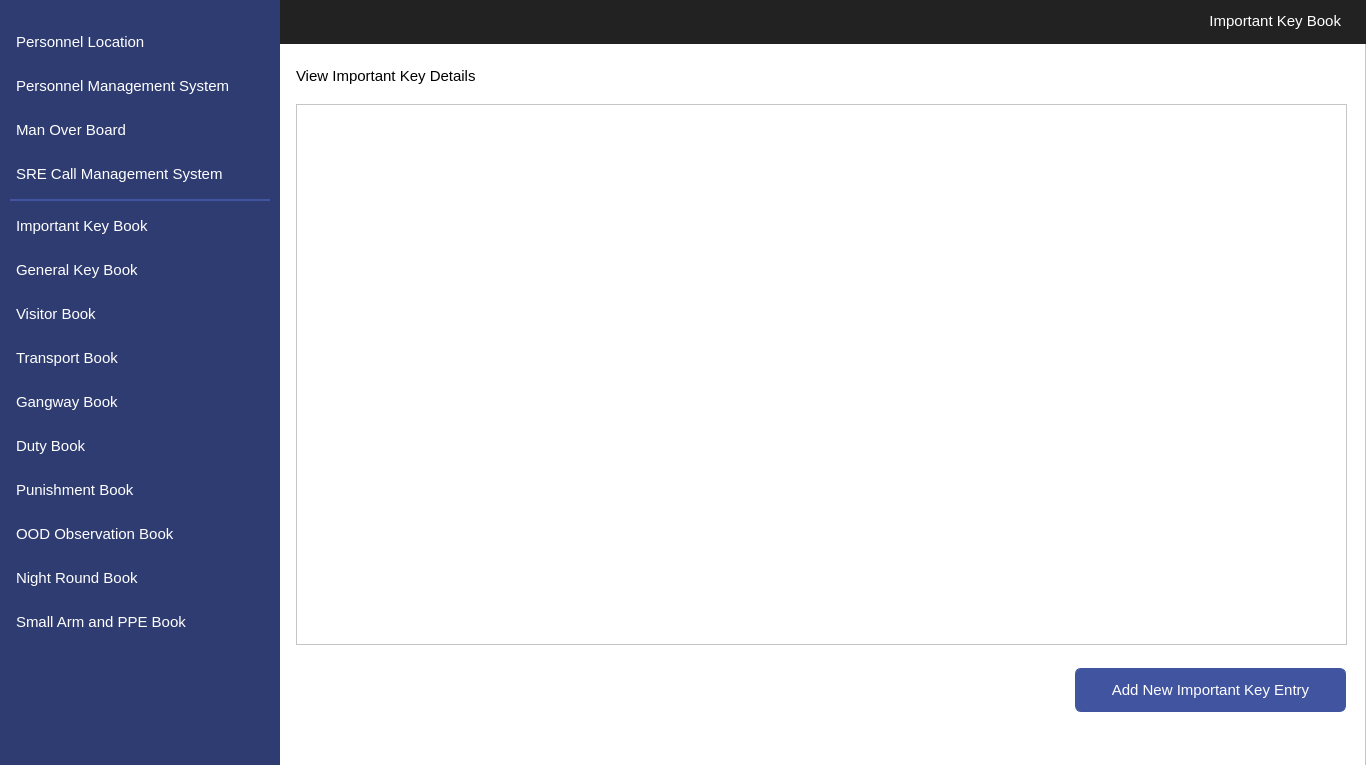
First picture: the form in Interfaces/ViewImpKey.ui, repository MuhammadUsamax123/IndoorPositioning, before the edit.
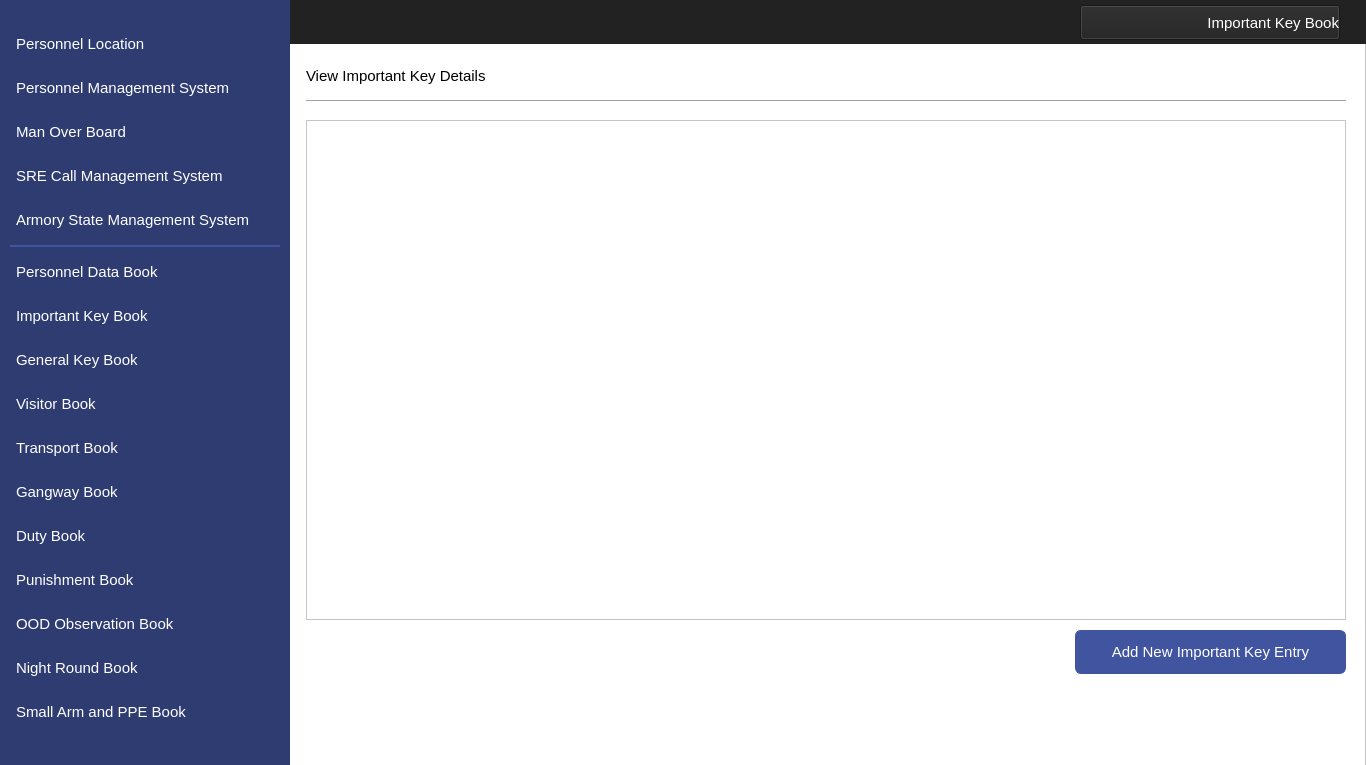
Second picture: the form after the edit. Icons and pictures are not drawn.

Commit message: All Data Entry Interfaces Completed. Started Working on Management Interfaces.

Diff of the .ui file:
```diff
--- a/Interfaces/ViewImpKey.ui
+++ b/Interfaces/ViewImpKey.ui
@@ -37,7 +37,7 @@
       <rect>
        <x>0</x>
        <y>0</y>
-       <width>280</width>
+       <width>290</width>
        <height>768</height>
       </rect>
      </property>
@@ -66,116 +66,12 @@
       <string/>
      </property>
     </widget>
-    <widget class="QLabel" name="label_3">
-     <property name="geometry">
-      <rect>
-       <x>1120</x>
-       <y>5</y>
-       <width>221</width>
-       <height>31</height>
-      </rect>
-     </property>
-     <property name="font">
-      <font>
-       <family>Segoe UI</family>
-       <pointsize>11</pointsize>
-      </font>
-     </property>
-     <property name="styleSheet">
-      <string notr="true">color: #ffffff;
-background-color: #222222;
-font-size: 11pt</string>
-     </property>
-     <property name="text">
-      <string>Important Key Book</string>
-     </property>
-     <property name="alignment">
-      <set>Qt::AlignRight|Qt::AlignTrailing|Qt::AlignVCenter</set>
-     </property>
-    </widget>
-    <widget class="QPushButton" name="navAddImpKey">
-     <property name="geometry">
-      <rect>
-       <x>1075</x>
-       <y>668</y>
-       <width>271</width>
-       <height>44</height>
-      </rect>
-     </property>
-     <property name="font">
-      <font>
-       <family>Segoe UI</family>
-       <pointsize>11</pointsize>
-      </font>
-     </property>
-     <property name="cursor">
-      <cursorShape>PointingHandCursor</cursorShape>
-     </property>
-     <property name="styleSheet">
-      <string notr="true">QPushButton
-{
-    color: #ffffff;
-    background-color:#4154A0;
-    border-width: 1px;
-    border-color: #4154A0;
-    border-style: solid;
-    border-radius: 6;
-    padding: 3px;
-    font-size: 11pt;
-    padding-left: 5px;
-    padding-right: 5px;
-    min-width: 40px;
-}
-
-QPushButton:hover
-{
-    background-color:#384889
-}
-QPushButton:pressed
-{
-    background-color: #384889;
- 	border-width: 3px;
-    border-color: #5C70BC;
-    border-style: solid;
-    border-radius: 6;
-
-}</string>
-     </property>
-     <property name="text">
-      <string>Add New Important Key Entry</string>
-     </property>
-     <property name="icon">
-      <iconset>
-       <normaloff>InterfaceIcons/add.png</normaloff>InterfaceIcons/add.png</iconset>
-     </property>
-     <property name="iconSize">
-      <size>
-       <width>25</width>
-       <height>25</height>
-      </size>
-     </property>
-    </widget>
-    <widget class="QTableView" name="tblViewImpKey">
-     <property name="geometry">
-      <rect>
-       <x>296</x>
-       <y>104</y>
-       <width>1051</width>
-       <height>541</height>
-      </rect>
-     </property>
-     <property name="font">
-      <font>
-       <pointsize>11</pointsize>
-      </font>
-     </property>
-    </widget>
     <widget class="QPushButton" name="navViewPunishment">
      <property name="geometry">
       <rect>
        <x>10</x>
-       <y>468</y>
-       <width>260</width>
+       <y>558</y>
+       <width>270</width>
        <height>44</height>
       </rect>
      </property>
@@ -240,8 +136,8 @@
      <property name="geometry">
       <rect>
        <x>10</x>
-       <y>204</y>
-       <width>260</width>
+       <y>294</y>
+       <width>270</width>
        <height>44</height>
       </rect>
      </property>
@@ -275,6 +171,10 @@
 {
     background-color:#4154A0;
 }
+QPushButton:active
+{
+    background-color:#4154A0;
+}
 QPushButton:pressed
 {
     background-color: #384889;
@@ -306,8 +206,8 @@
      <property name="geometry">
       <rect>
        <x>10</x>
-       <y>248</y>
-       <width>260</width>
+       <y>338</y>
+       <width>270</width>
        <height>44</height>
       </rect>
      </property>
@@ -372,8 +272,8 @@
      <property name="geometry">
       <rect>
        <x>10</x>
-       <y>292</y>
-       <width>260</width>
+       <y>382</y>
+       <width>270</width>
        <height>44</height>
       </rect>
      </property>
@@ -407,10 +307,7 @@
 {
     background-color:#4154A0;
 }
-QPushButton:active
-{
-    background-color:#4154A0;
-}
+
 QPushButton:pressed
 {
     background-color: #384889;
@@ -441,8 +338,8 @@
      <property name="geometry">
       <rect>
        <x>10</x>
-       <y>336</y>
-       <width>260</width>
+       <y>426</y>
+       <width>270</width>
        <height>44</height>
       </rect>
      </property>
@@ -507,8 +404,8 @@
      <property name="geometry">
       <rect>
        <x>10</x>
-       <y>380</y>
-       <width>260</width>
+       <y>470</y>
+       <width>270</width>
        <height>44</height>
       </rect>
      </property>
@@ -573,8 +470,8 @@
      <property name="geometry">
       <rect>
        <x>10</x>
-       <y>424</y>
-       <width>260</width>
+       <y>514</y>
+       <width>270</width>
        <height>44</height>
       </rect>
      </property>
@@ -639,8 +536,8 @@
      <property name="geometry">
       <rect>
        <x>10</x>
-       <y>556</y>
-       <width>260</width>
+       <y>646</y>
+       <width>270</width>
        <height>44</height>
       </rect>
      </property>
@@ -705,8 +602,8 @@
      <property name="geometry">
       <rect>
        <x>10</x>
-       <y>199</y>
-       <width>260</width>
+       <y>245</y>
+       <width>270</width>
        <height>2</height>
       </rect>
      </property>
@@ -721,8 +618,8 @@
      <property name="geometry">
       <rect>
        <x>10</x>
-       <y>108</y>
-       <width>260</width>
+       <y>110</y>
+       <width>270</width>
        <height>44</height>
       </rect>
      </property>
@@ -787,8 +684,8 @@
      <property name="geometry">
       <rect>
        <x>10</x>
-       <y>20</y>
-       <width>260</width>
+       <y>22</y>
+       <width>270</width>
        <height>44</height>
       </rect>
      </property>
@@ -853,8 +750,8 @@
      <property name="geometry">
       <rect>
        <x>10</x>
-       <y>64</y>
-       <width>260</width>
+       <y>66</y>
+       <width>270</width>
        <height>44</height>
       </rect>
      </property>
@@ -919,8 +816,8 @@
      <property name="geometry">
       <rect>
        <x>10</x>
-       <y>600</y>
-       <width>260</width>
+       <y>690</y>
+       <width>270</width>
        <height>44</height>
       </rect>
      </property>
@@ -985,8 +882,8 @@
      <property name="geometry">
       <rect>
        <x>10</x>
-       <y>512</y>
-       <width>260</width>
+       <y>602</y>
+       <width>270</width>
        <height>44</height>
       </rect>
      </property>
@@ -1051,8 +948,8 @@
      <property name="geometry">
       <rect>
        <x>10</x>
-       <y>152</y>
-       <width>260</width>
+       <y>154</y>
+       <width>270</width>
        <height>44</height>
       </rect>
      </property>
@@ -1113,13 +1010,16 @@
       <bool>false</bool>
      </property>
     </widget>
-    <widget class="QLabel" name="label_6">
+    <widget class="QPushButton" name="pushButton">
+     <property name="enabled">
+      <bool>true</bool>
+     </property>
      <property name="geometry">
       <rect>
-       <x>296</x>
-       <y>60</y>
-       <width>221</width>
-       <height>31</height>
+       <x>1080</x>
+       <y>5</y>
+       <width>260</width>
+       <height>35</height>
       </rect>
      </property>
      <property name="font">
@@ -1128,19 +1028,279 @@
        <pointsize>11</pointsize>
       </font>
      </property>
-     <property name="layoutDirection">
-      <enum>Qt::LeftToRight</enum>
+     <property name="styleSheet">
+      <string notr="true"> text-align: right;
+    color: #ffffff;
+    background-color:#222222;</string>
      </property>
+     <property name="text">
+      <string>Important Key Book</string>
+     </property>
+     <property name="icon">
+      <iconset resource="../IconResource.qrc">
+       <normaloff>:/images/impKey.png</normaloff>:/images/impKey.png</iconset>
+     </property>
+     <property name="iconSize">
+      <size>
+       <width>32</width>
+       <height>32</height>
+      </size>
+     </property>
+    </widget>
+    <widget class="QPushButton" name="pushButton_2">
+     <property name="enabled">
+      <bool>true</bool>
+     </property>
+     <property name="geometry">
+      <rect>
+       <x>306</x>
+       <y>680</y>
+       <width>100</width>
+       <height>80</height>
+      </rect>
+     </property>
      <property name="styleSheet">
-      <string notr="true">color: #000000;
-background-color:#ffffff;
-font-size: 11pt</string>
+      <string notr="true"> border:1px solid #fff;
+    border-radius:4px;
+    outline:none;</string>
      </property>
      <property name="text">
-      <string>View Important Key Details</string>
+      <string/>
      </property>
-     <property name="alignment">
-      <set>Qt::AlignLeading|Qt::AlignLeft|Qt::AlignVCenter</set>
+     <property name="icon">
+      <iconset resource="../IconResource.qrc">
+       <normaloff>:/images/logoMTIP.png</normaloff>:/images/logoMTIP.png</iconset>
+     </property>
+     <property name="iconSize">
+      <size>
+       <width>200</width>
+       <height>200</height>
+      </size>
+     </property>
+    </widget>
+    <widget class="QPushButton" name="navViewPersonnel">
+     <property name="geometry">
+      <rect>
+       <x>10</x>
+       <y>250</y>
+       <width>270</width>
+       <height>44</height>
+      </rect>
+     </property>
+     <property name="font">
+      <font>
+       <family>Segoe UI</family>
+       <pointsize>11</pointsize>
+      </font>
+     </property>
+     <property name="cursor">
+      <cursorShape>PointingHandCursor</cursorShape>
+     </property>
+     <property name="styleSheet">
+      <string notr="true">QPushButton 
+{
+    text-align: left;
+    color: #ffffff;
+    background-color:#2F3C71;
+    border-width: 1px;
+    border-color: #2F3C71;
+    border-style: solid;
+    border-radius: 6;
+    padding: 3px;
+    font-size: 11pt;
+    padding-left: 5px;
+    padding-right: 5px;
+    min-width: 40px;
+}
+
+QPushButton:hover
+{
+    background-color:#4154A0;
+}
+
+QPushButton:pressed
+{
+    background-color: #384889;
+ 	border-width: 3px;
+    border-color: #5C70BC;
+    border-style: solid;
+    border-radius: 6;
+
+}</string>
+     </property>
+     <property name="text">
+      <string>Personnel Data Book</string>
+     </property>
+     <property name="icon">
+      <iconset resource="../IconResource.qrc">
+       <normaloff>:/images/personnelData.png</normaloff>:/images/personnelData.png</iconset>
+     </property>
+     <property name="iconSize">
+      <size>
+       <width>25</width>
+       <height>25</height>
+      </size>
+     </property>
+     <property name="flat">
+      <bool>false</bool>
+     </property>
+    </widget>
+    <widget class="QPushButton" name="btnAddImpKey">
+     <property name="geometry">
+      <rect>
+       <x>1075</x>
+       <y>630</y>
+       <width>271</width>
+       <height>44</height>
+      </rect>
+     </property>
+     <property name="font">
+      <font>
+       <family>Segoe UI</family>
+       <pointsize>11</pointsize>
+      </font>
+     </property>
+     <property name="cursor">
+      <cursorShape>PointingHandCursor</cursorShape>
+     </property>
+     <property name="styleSheet">
+      <string notr="true">QPushButton
+{
+    color: #ffffff;
+    background-color:#4154A0;
+    border-width: 1px;
+    border-color: #4154A0;
+    border-style: solid;
+    border-radius: 6;
+    padding: 3px;
+    font-size: 11pt;
+    padding-left: 5px;
+    padding-right: 5px;
+    min-width: 40px;
+}
+
+QPushButton:hover
+{
+    background-color:#384889
+}
+QPushButton:pressed
+{
+    background-color: #384889;
+ 	border-width: 3px;
+    border-color: #5C70BC;
+    border-style: solid;
+    border-radius: 6;
+
+}</string>
+     </property>
+     <property name="text">
+      <string>Add New Important Key Entry</string>
+     </property>
+     <property name="icon">
+      <iconset resource="../IconResource.qrc">
+       <normaloff>:/images/add.png</normaloff>:/images/add.png</iconset>
+     </property>
+     <property name="iconSize">
+      <size>
+       <width>25</width>
+       <height>25</height>
+      </size>
+     </property>
+    </widget>
+    <widget class="QPushButton" name="navViewState">
+     <property name="geometry">
+      <rect>
+       <x>10</x>
+       <y>198</y>
+       <width>270</width>
+       <height>44</height>
+      </rect>
+     </property>
+     <property name="font">
+      <font>
+       <family>Segoe UI</family>
+       <pointsize>11</pointsize>
+      </font>
+     </property>
+     <property name="cursor">
+      <cursorShape>PointingHandCursor</cursorShape>
+     </property>
+     <property name="styleSheet">
+      <string notr="true">QPushButton 
+{
+    text-align: left;
+    color: #ffffff;
+    background-color:#2F3C71;
+    border-width: 1px;
+    border-color: #2F3C71;
+    border-style: solid;
+    border-radius: 6;
+    padding: 3px;
+    font-size: 11pt;
+    padding-left: 5px;
+    padding-right: 5px;
+    min-width: 40px;
+}
+
+QPushButton:hover
+{
+    background-color:#4154A0;
+}
+QPushButton:pressed
+{
+    background-color: #384889;
+ 	border-width: 3px;
+    border-color: #5C70BC;
+    border-style: solid;
+    border-radius: 6;
+
+}</string>
+     </property>
+     <property name="text">
+      <string>Armory State Management System</string>
+     </property>
+     <property name="icon">
+      <iconset resource="../IconResource.qrc">
+       <normaloff>:/images/armoryState.png</normaloff>:/images/armoryState.png</iconset>
+     </property>
+     <property name="iconSize">
+      <size>
+       <width>25</width>
+       <height>25</height>
+      </size>
+     </property>
+     <property name="flat">
+      <bool>false</bool>
+     </property>
+    </widget>
+    <widget class="QTableView" name="tblDetails">
+     <property name="geometry">
+      <rect>
+       <x>306</x>
+       <y>120</y>
+       <width>1040</width>
+       <height>500</height>
+      </rect>
+     </property>
+     <property name="font">
+      <font>
+       <pointsize>11</pointsize>
+      </font>
+     </property>
+     <property name="editTriggers">
+      <set>QAbstractItemView::NoEditTriggers</set>
+     </property>
+     <property name="alternatingRowColors">
+      <bool>true</bool>
+     </property>
+     <property name="selectionMode">
+      <enum>QAbstractItemView::NoSelection</enum>
+     </property>
+     <property name="selectionBehavior">
+      <enum>QAbstractItemView::SelectRows</enum>
+     </property>
+     <property name="textElideMode">
+      <enum>Qt::ElideMiddle</enum>
      </property>
     </widget>
     <zorder>label_2</zorder>
@@ -1163,7 +1323,58 @@
     <zorder>navViewPPE</zorder>
     <zorder>navViewOOD</zorder>
     <zorder>navViewCMS</zorder>
-    <zorder>label_6</zorder>
+    <zorder>pushButton</zorder>
+    <zorder>pushButton_2</zorder>
+    <zorder>navViewPersonnel</zorder>
+    <zorder>btnAddImpKey</zorder>
+    <zorder>navViewState</zorder>
+    <zorder>tblDetails</zorder>
+   </widget>
+   <widget class="QLabel" name="label_13">
+    <property name="geometry">
+     <rect>
+      <x>306</x>
+      <y>100</y>
+      <width>1040</width>
+      <height>1</height>
+     </rect>
+    </property>
+    <property name="styleSheet">
+     <string notr="true">background-color:#A0A0A0;</string>
+    </property>
+    <property name="text">
+     <string/>
+    </property>
+   </widget>
+   <widget class="QLabel" name="label_6">
+    <property name="geometry">
+     <rect>
+      <x>306</x>
+      <y>60</y>
+      <width>221</width>
+      <height>31</height>
+     </rect>
+    </property>
+    <property name="font">
+     <font>
+      <family>Segoe UI</family>
+      <pointsize>11</pointsize>
+     </font>
+    </property>
+    <property name="layoutDirection">
+     <enum>Qt::LeftToRight</enum>
+    </property>
+    <property name="styleSheet">
+     <string notr="true">color: #000000;
+background-color:#ffffff;
+font-size: 11pt</string>
+    </property>
+    <property name="text">
+     <string>View Important Key Details</string>
+    </property>
+    <property name="alignment">
+     <set>Qt::AlignLeading|Qt::AlignLeft|Qt::AlignVCenter</set>
+    </property>
    </widget>
   </widget>
  </widget>
```
Left out of the diff: 64 changed lines with no effect on the pictures. The commit also changes 30 other files.
